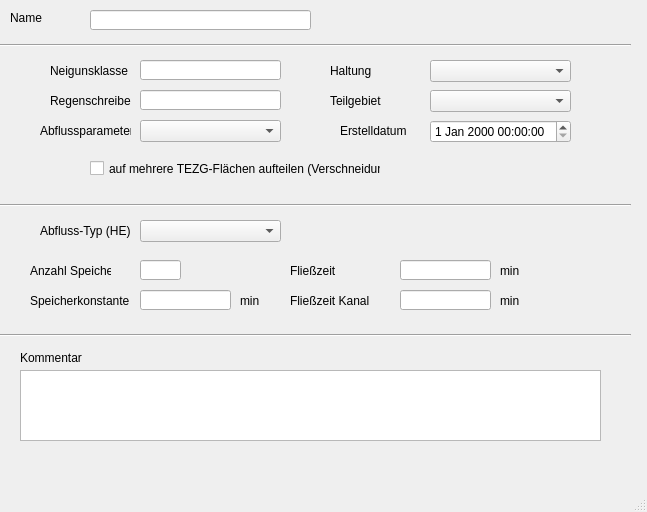
Before: the Qt Designer form qkan/importhe/templates/flaechen.ui in hoettges/QKan, drawn with Qt 5.
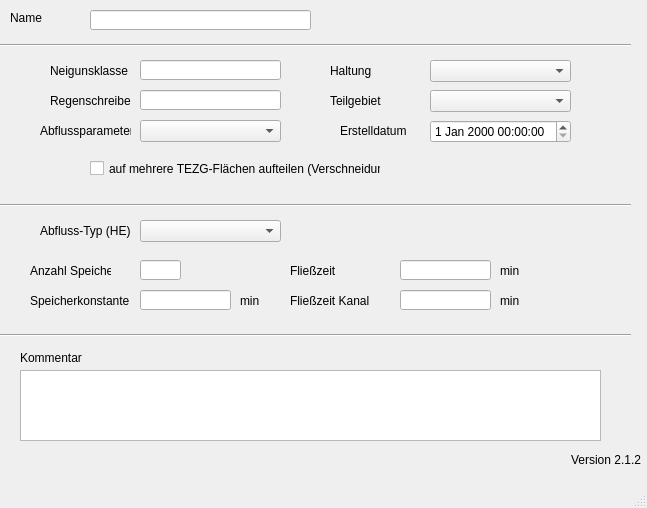
After: the same form once the commit is applied. Custom widgets are drawn as their Qt base class.

Diff of the .ui file:
```diff
--- a/qkan/importhe/templates/flaechen.ui
+++ b/qkan/importhe/templates/flaechen.ui
@@ -10,7 +10,7 @@
     <x>0</x>
     <y>0</y>
     <width>647</width>
-    <height>512</height>
+    <height>508</height>
    </rect>
   </property>
   <property name="windowTitle">
@@ -407,6 +407,25 @@
      <string>auf mehrere TEZG-Flächen aufteilen (Verschneidung)</string>
     </property>
    </widget>
+   <widget class="QLabel" name="lb_version">
+    <property name="geometry">
+     <rect>
+      <x>570</x>
+      <y>450</y>
+      <width>71</width>
+      <height>20</height>
+     </rect>
+    </property>
+    <property name="toolTip">
+     <string>Version QKan Import</string>
+    </property>
+    <property name="text">
+     <string>Version 2.1.2</string>
+    </property>
+    <property name="alignment">
+     <set>Qt::AlignRight|Qt::AlignTrailing|Qt::AlignVCenter</set>
+    </property>
+   </widget>
   </widget>
   <widget class="QMenuBar" name="menubar">
    <property name="geometry">
```
